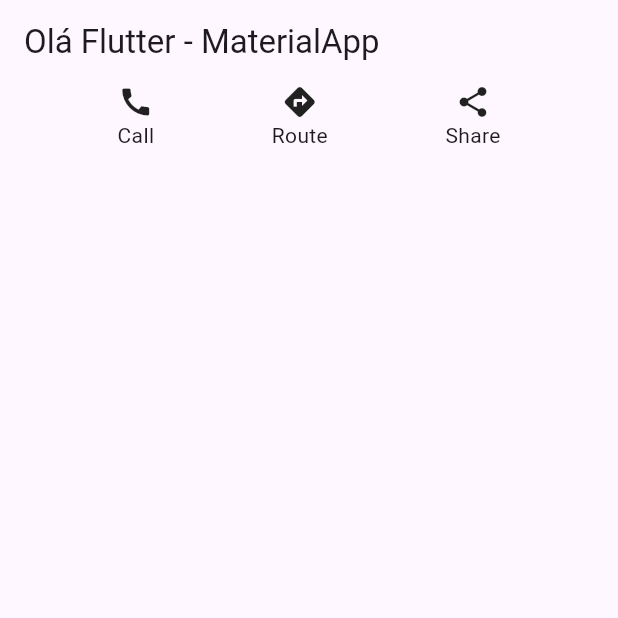
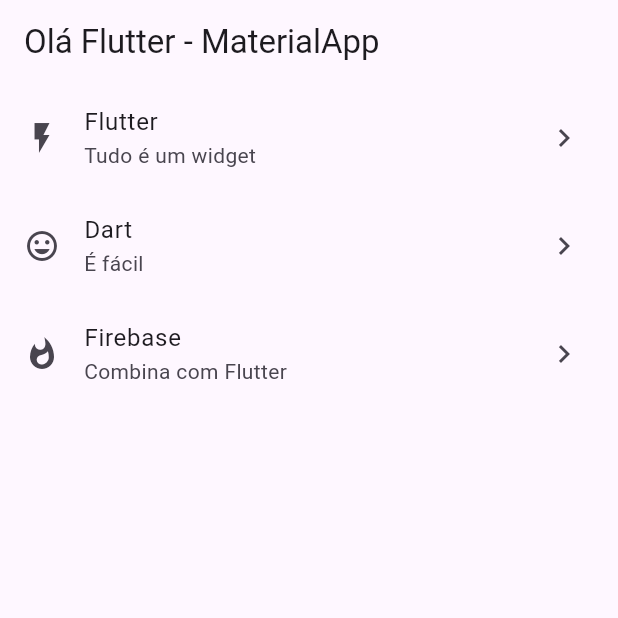
Before and after one commit to MariLFO/estacio-mundo4-missao-nivel-2, a Flutter app: the screen it shows after launch, on a phone screen of 412 x 824 dp, the top half of it. Run offline on Flutter 3.47's test engine with Material 3 defaults, Android fonts, the phone set to English and light mode, and no system bars.

Commit message:
MicroAtividade 4

```diff
--- a/MicroAtividades/my_app/lib/main.dart
+++ b/MicroAtividades/my_app/lib/main.dart
@@ -20,17 +20,26 @@ class StatelessWidgetExemplo extends StatelessWidget {
       ),
       body: Center(
           child: // Exemplo de uma linha (Row) com três colunas
-        Row(
-          mainAxisAlignment: MainAxisAlignment.spaceEvenly,
-          children: [
-            Column(
-              children: <Widget>[Icon(Icons.call), Text('Call')],
+          // Exemplo de uma ListView com três ListTile
+          ListView(
+            children: const [
+              ListTile(
+                title: Text('Flutter'),
+                subtitle: Text('Tudo é um widget'),
+                leading: Icon(Icons.flash_on),
+                trailing: Icon(Icons.keyboard_arrow_right),
               ),
-            Column(
-              children: <Widget>[Icon(Icons.directions), Text('Route')],
+              ListTile(
+                title: Text('Dart'),
+                subtitle: Text('É fácil'),
+                leading: Icon(Icons.mood),
+                trailing: Icon(Icons.keyboard_arrow_right),
               ),
-            Column(
-              children: <Widget>[Icon(Icons.share), Text('Share')],
+              ListTile(
+                title: Text('Firebase'),
+                subtitle: Text('Combina com Flutter'),
+                leading: Icon(Icons.whatshot),
+                trailing: Icon(Icons.keyboard_arrow_right),
               ),
             ],
           )
```
Lines whose indentation alone changed are shown as unchanged.
